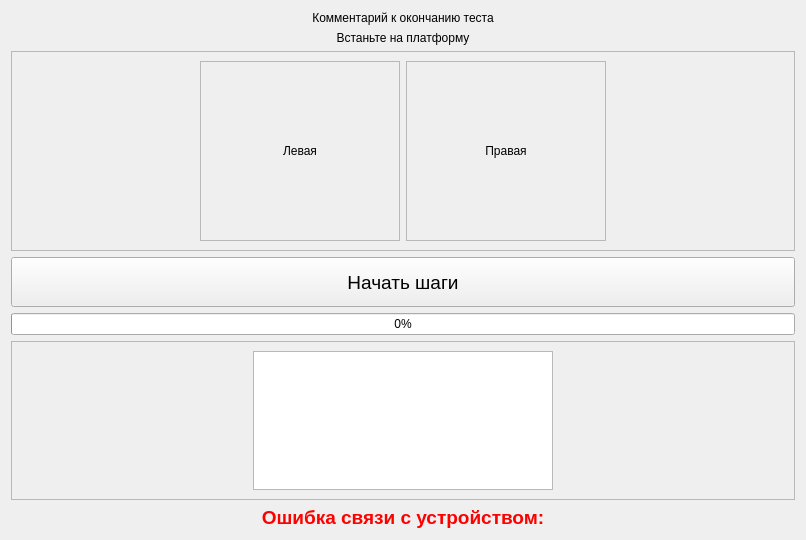
Old version of the form metodics/jump_plate/teppingtest/teppingtestexecute.ui in the repository grigp/a-analyser.
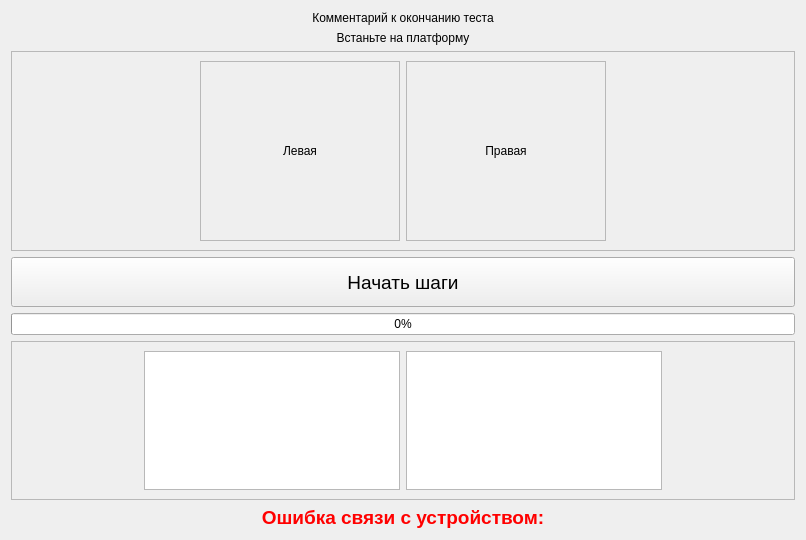
New version of the form. Icons and pictures are not drawn.

```diff
--- a/metodics/jump_plate/teppingtest/teppingtestexecute.ui
+++ b/metodics/jump_plate/teppingtest/teppingtestexecute.ui
@@ -195,7 +195,7 @@
        <widget class="QTreeView" name="tvSteps">
         <property name="minimumSize">
          <size>
-          <width>300</width>
+          <width>200</width>
           <height>0</height>
          </size>
         </property>
@@ -207,6 +207,16 @@
         </property>
        </widget>
       </item>
+      <item>
+       <widget class="QTreeView" name="tvStepsRight">
+        <property name="minimumSize">
+         <size>
+          <width>200</width>
+          <height>0</height>
+         </size>
+        </property>
+       </widget>
+      </item>
       <item>
        <spacer name="horizontalSpacer_4">
         <property name="orientation">
```
Left out of the diff: 2 changed lines with no effect on the pictures.
